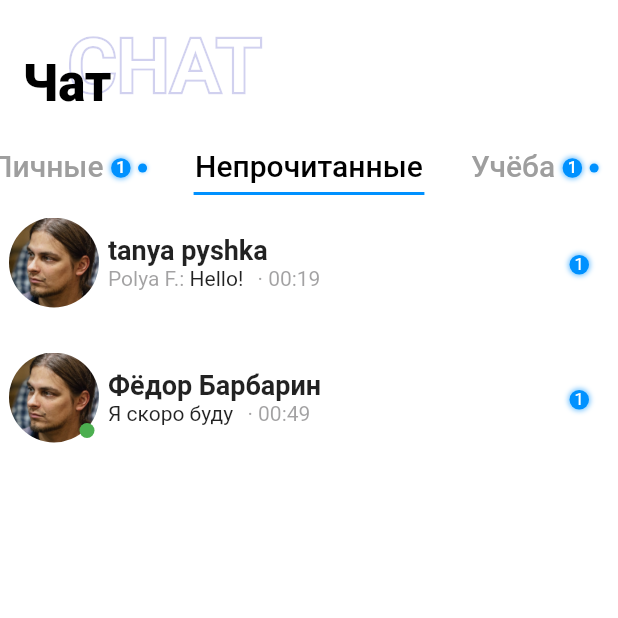
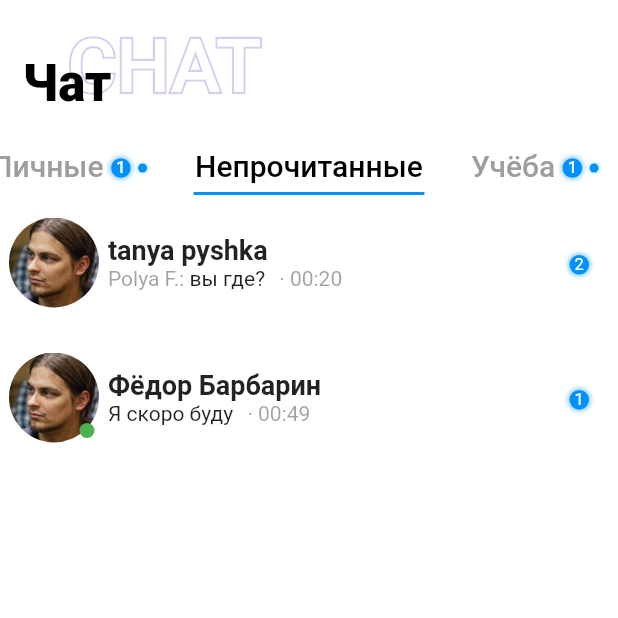
Before and after one commit to Ishanova/flutter_fluffychat_ios, a Flutter app: the screen it shows after launch, tab 2 chosen, on a phone screen of 412 x 824 dp, the top half of it. Run offline on Flutter 3.47's test engine with Material 2 defaults, Android fonts, the phone set to English and light mode, and no system bars; missing offline and left inert: flutter_statusbarcolor.

Commit message:
remove test rename data to mock_data move tab style from main to class

```diff
--- a/lib/main.dart
+++ b/lib/main.dart
@@ -3,7 +3,7 @@ import 'package:flutter/material.dart';
 import 'package:flutter_fluffychat_ios/view/chatsList.dart';
 import 'package:flutter_fluffychat_ios/widgets/tab.dart';
 import 'package:flutter_statusbarcolor/flutter_statusbarcolor.dart';
-import 'package:flutter_fluffychat_ios/view/data.dart';
+import 'package:flutter_fluffychat_ios/view/mock_data.dart';
 void main() => runApp(TestFlutter());
 
 class TestFlutter extends StatelessWidget {
@@ -86,10 +86,6 @@ class TestFlutter extends StatelessWidget {
                         child: TabModel(element["name"], element["status"], countUnread(), tagged()),
                       ));
                     }).toList(),
-                    labelStyle: TextStyle(
-                      fontSize: 20,
-                      fontWeight:  FontWeight.w500,
-                    ),
                   ),
                   backgroundColor: Colors.white,
                 ),
@@ -101,6 +97,7 @@ class TestFlutter extends StatelessWidget {
                 ChatsList("private"),
                 ChatsList("unread"),
                 ChatsList("study"),
+                // for folder in folders: folder["name"] //from backend
               ],
             ),
           ),
--- a/lib/view/chatsList.dart
+++ b/lib/view/chatsList.dart
@@ -2,7 +2,7 @@ import 'package:flutter/cupertino.dart';
 import 'package:flutter/material.dart';
 import 'package:flutter_fluffychat_ios/models/chat.dart';
 import 'package:flutter_fluffychat_ios/models/user.dart';
-import 'package:flutter_fluffychat_ios/view/data.dart';
+import 'package:flutter_fluffychat_ios/view/mock_data.dart';
 import 'package:flutter_fluffychat_ios/models/onlineStatus.dart';
 import 'chatRow.dart';
 
@@ -39,6 +39,4 @@ class ChatsList extends StatelessWidget {
   ChatsList(String tabName) {
     this.tabName = tabName;
   }
-
-
 }
--- a/lib/view/data.dart
+++ b/lib/view/mock_data.dart
@@ -26,6 +26,7 @@ List chats = [
       [
         Message("Иван Петров", "14 мая 2021", "00:09", "Hello", {"Иван Петров", "Polya Franc"}),
         Message("Polya Franc", "14 мая 2021", "00:19", "Hello!", {"Polya Franc"}),
+        Message("Polya Franc", "14 мая 2021", "00:20", "вы где?", {"Polya Franc"}),
       ],
       true),
 
--- a/lib/widgets/appBar.dart
+++ b/lib/widgets/appBar.dart
@@ -1,3 +1,4 @@
+/*
 import 'package:flutter/material.dart';
 
 ///void main() => runApp(const MyApp());
@@ -115,3 +116,4 @@ class _MyStatefulWidgetState extends State<MyStatefulWidget> {
     );
   }
 }
+*/
--- a/lib/widgets/tab.dart
+++ b/lib/widgets/tab.dart
@@ -15,7 +15,8 @@ class TabModel extends StatelessWidget{
   Widget build(BuildContext context) {
     return Row(
       children: [
-        Text(tabName),
+        Text(tabName,
+            style: TextStyle(fontSize: 20, fontWeight:  FontWeight.w500)),
         isUnread ? Indicator(counter) : Text(""),
         isUnread ? SmallIndicator() : Text(""),
       ],
```
Also changed, not shown: 1 other file.
